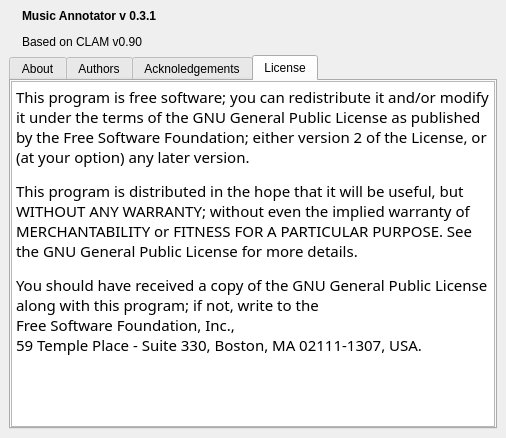
Old version of the form CLAM_Annotator/src/About.ui in the repository clam-project/clam.
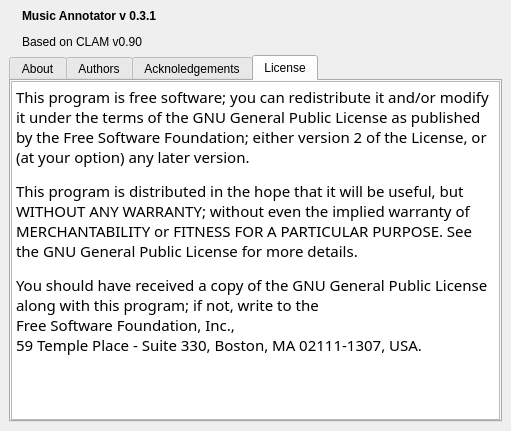
New version of the form. The open tabs and pages were chosen to show the change. Icons and pictures are not drawn.

Commit message: Now the version is on the code

```diff
--- a/CLAM_Annotator/src/About.ui
+++ b/CLAM_Annotator/src/About.ui
@@ -8,8 +8,8 @@
    <rect>
     <x>0</x>
     <y>0</y>
-    <width>506</width>
-    <height>438</height>
+    <width>511</width>
+    <height>431</height>
    </rect>
   </property>
   <property name="windowTitle" >
@@ -593,7 +593,7 @@
        <item>
         <widget class="QTextBrowser" name="textBrowser" >
          <property name="html" >
-          <string>&lt;html>&lt;head>&lt;meta name="qrichtext" content="1" />&lt;/head>&lt;body style=" white-space: pre-wrap; font-family:Sans Serif; font-size:11pt; font-weight:400; font-style:normal; text-decoration:none;">&lt;p style=" margin-top:12px; margin-bottom:12px; margin-left:0px; margin-right:0px; -qt-block-indent:0; text-indent:0px;">This program is free software; you can redistribute it and/or modify it under the terms of the GNU General Public License as published by the Free Software Foundation; either version 2 of the License, or (at your option) any later version.&lt;/p>&lt;p style=" margin-top:12px; margin-bottom:12px; margin-left:0px; margin-right:0px; -qt-block-indent:0; text-indent:0px;">This program is distributed in the hope that it will be useful, but WITHOUT ANY WARRANTY; without even the implied warranty of MERCHANTABILITY or FITNESS FOR A PARTICULAR PURPOSE. See the GNU General Public License for more details.&lt;/p>&lt;p style=" margin-top:12px; margin-bottom:12px; margin-left:0px; margin-right:0px; -qt-block-indent:0; text-indent:0px;">You should have received a copy of the GNU General Public License along with this program; if not, write to the&lt;br />Free Software Foundation, Inc.,&lt;br />59 Temple Place - Suite 330, Boston, MA 02111-1307, USA. &lt;/p>&lt;/body>&lt;/html></string>
+          <string>&lt;html>&lt;head>&lt;meta name="qrichtext" content="1" />&lt;/head>&lt;body style=" white-space: pre-wrap; font-family:Sans Serif; font-size:9pt; font-weight:400; font-style:normal; text-decoration:none;">&lt;p style=" margin-top:12px; margin-bottom:12px; margin-left:0px; margin-right:0px; -qt-block-indent:0; text-indent:0px; font-size:11pt;">This program is free software; you can redistribute it and/or modify it under the terms of the GNU General Public License as published by the Free Software Foundation; either version 2 of the License, or (at your option) any later version.&lt;/p>&lt;p style=" margin-top:12px; margin-bottom:12px; margin-left:0px; margin-right:0px; -qt-block-indent:0; text-indent:0px; font-size:11pt;">This program is distributed in the hope that it will be useful, but WITHOUT ANY WARRANTY; without even the implied warranty of MERCHANTABILITY or FITNESS FOR A PARTICULAR PURPOSE. See the GNU General Public License for more details.&lt;/p>&lt;p style=" margin-top:12px; margin-bottom:12px; margin-left:0px; margin-right:0px; -qt-block-indent:0; text-indent:0px; font-size:11pt;">You should have received a copy of the GNU General Public License along with this program; if not, write to the&lt;br />Free Software Foundation, Inc.,&lt;br />59 Temple Place - Suite 330, Boston, MA 02111-1307, USA. &lt;/p>&lt;/body>&lt;/html></string>
          </property>
         </widget>
        </item>
```
Left out of the diff: 2 changed lines with no effect on the pictures. The commit also changes 1 other file.
